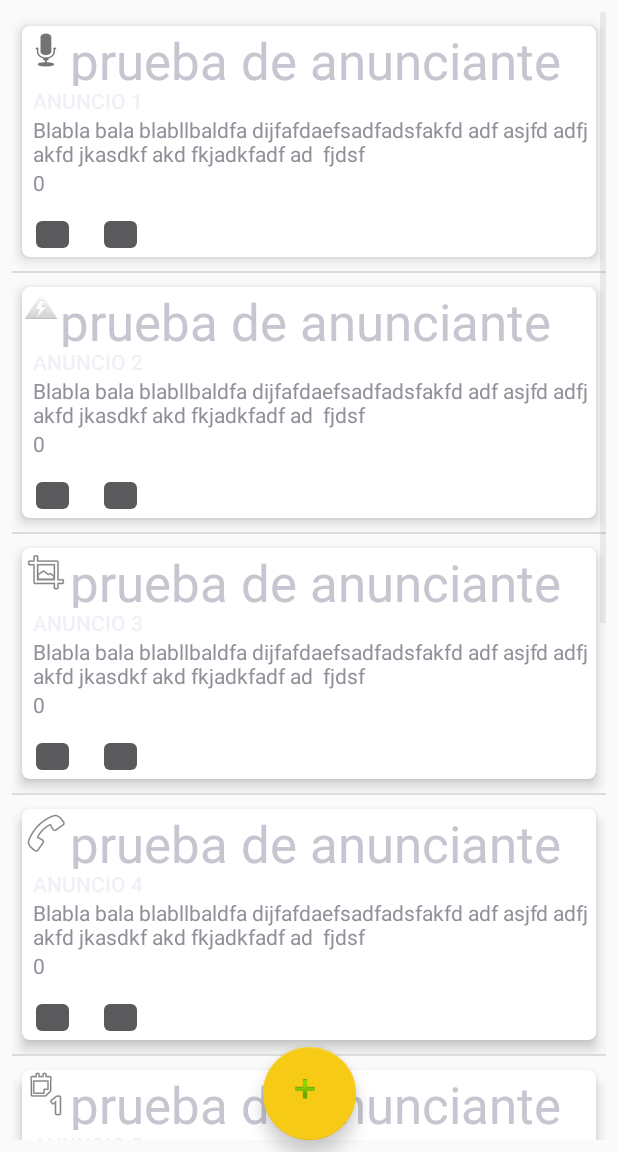
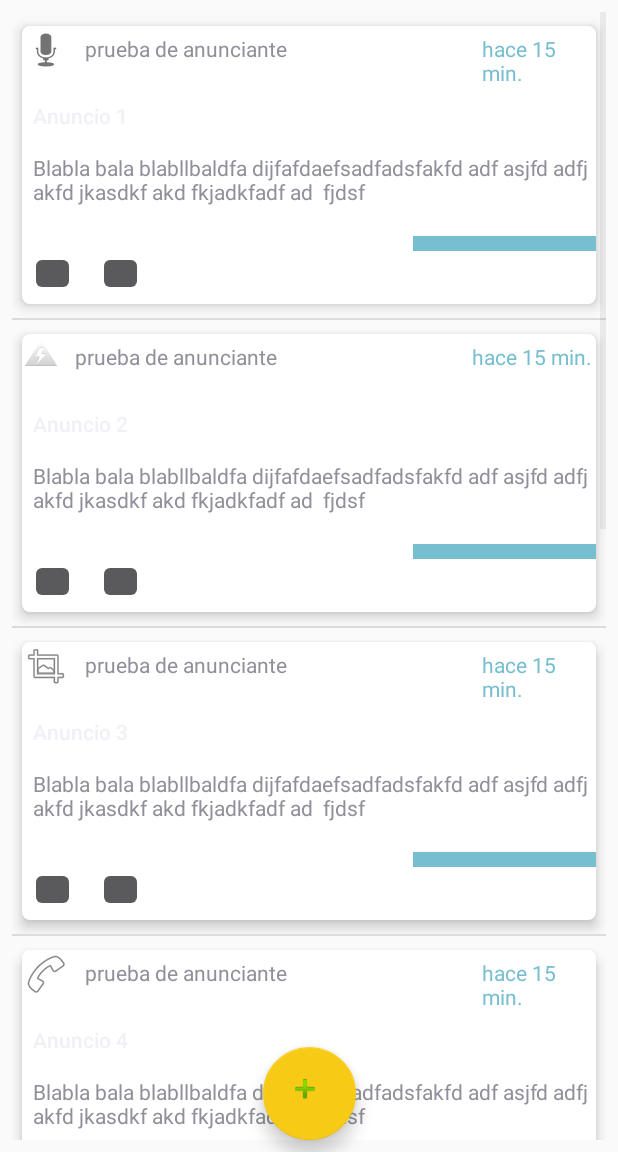
Before and after one commit to pdiez/CommunifyDam, an Android app: the MainActivity screen opened directly, with no data from a screen before it, on a phone screen of 412 x 824 dp, the part 84-1236 px from its top. Run offline under Robolectric (Android 15) with nearby library versions, the phone set to English and light mode, and no system bars; libraries missing offline, so code that uses them is left out: com.daimajia.androidanimations; 1 statement that could not run was skipped.

Commit message:
layouts 2

```diff
--- a/app/src/main/java/com/communifydam/app/communify/AdaptadorAnuncio.java
+++ b/app/src/main/java/com/communifydam/app/communify/AdaptadorAnuncio.java
@@ -26,7 +26,7 @@ public class AdaptadorAnuncio extends ArrayAdapter<Anuncio>{
     public class ViewHolder{
         ImageView image;
 
-        TextView titulo, anunciante, descripcion, numero;
+        TextView titulo, anunciante, descripcion, fecha;
     }
 
 
@@ -42,7 +42,7 @@ public class AdaptadorAnuncio extends ArrayAdapter<Anuncio>{
             holder.titulo = (TextView)convertView.findViewById(R.id.txtTitulo);
             holder.anunciante = (TextView)convertView.findViewById(R.id.txtAnunciante);
             holder.descripcion = (TextView)convertView.findViewById(R.id.txtDescripcion);
-            holder.numero = (TextView)convertView.findViewById(R.id.txtNumero);
+            holder.fecha = (TextView)convertView.findViewById(R.id.txtTiempo);
             convertView.setTag(holder);
         } else
             holder = (ViewHolder)convertView.getTag();
@@ -51,7 +51,7 @@ public class AdaptadorAnuncio extends ArrayAdapter<Anuncio>{
         holder.titulo.setText(rowItem.getTitle());
         holder.descripcion.setText(rowItem.getDesc());
         holder.anunciante.setText(rowItem.getAnunciante());
-        holder.numero.setText(rowItem.getNumero());
+        holder.fecha.setText(rowItem.getFecha());
 
         return convertView;
     }
--- a/app/src/main/java/com/communifydam/app/communify/Anuncio.java
+++ b/app/src/main/java/com/communifydam/app/communify/Anuncio.java
@@ -11,6 +11,7 @@ public class Anuncio {
     private String description;
     private String numero;
     private String anunciante;
+    private String fecha;
 
     public Anuncio(int imageId, String title, String desc) {
         this.imageId = imageId;
@@ -18,6 +19,7 @@ public class Anuncio {
         this.description = desc;
         this.numero = "0";
         this.anunciante ="prueba de anunciante";
+        this.fecha = "hace 15 min.";
     }
     public int getImageId() {
         return imageId;
@@ -39,6 +41,7 @@ public class Anuncio {
     }
     public String getNumero() {return numero; }
     public String getAnunciante() { return anunciante; }
+    public String getFecha() { return fecha; }
     @Override
     public String toString() {
         return title + "\n" + description;
--- a/app/src/main/res/layout/mini_anuncio.xml
+++ b/app/src/main/res/layout/mini_anuncio.xml
@@ -29,14 +29,27 @@
                     android:id="@+id/image"
                     android:layout_width="wrap_content"
                     android:layout_height="wrap_content"
+                    android:scaleType="fitXY"
                     app:srcCompat="@drawable/common_google_signin_btn_icon_dark" />
 
                 <TextView
                     android:id="@+id/txtAnunciante"
                     android:layout_width="wrap_content"
                     android:layout_height="wrap_content"
-                    android:text="Name, Address"
-                    android:textAppearance="@style/TextAppearance.AppCompat.Display1" />
+                    android:layout_marginLeft="10dp"
+                    android:layout_marginTop="5dp"
+                    android:text="Name, Address" />
+
+                <TextView
+                    android:id="@+id/txtTiempo"
+                    android:layout_width="wrap_content"
+                    android:layout_height="wrap_content"
+                    android:layout_marginLeft="130dp"
+                    android:layout_marginTop="5dp"
+                    android:layout_weight="1"
+                    android:text="Time"
+                    android:textColor="@color/colorAccent" />
+
             </LinearLayout>
 
             <TextView
@@ -44,32 +57,29 @@
                 android:layout_width="match_parent"
                 android:layout_height="wrap_content"
                 android:layout_marginLeft="7dp"
+                android:layout_marginTop="10dp"
                 android:text="Title"
-                android:textAppearance="@style/TextAppearance.AppCompat.Button" />
+                android:textAppearance="@style/TextAppearance.AppCompat.Body2" />
 
             <TextView
                 android:id="@+id/txtDescripcion"
                 android:layout_width="match_parent"
                 android:layout_height="wrap_content"
                 android:layout_marginLeft="7dp"
+                android:layout_marginTop="15dp"
                 android:text="Description" />
-
-            <TextView
-                android:id="@+id/txtNumero"
-                android:layout_width="match_parent"
-                android:layout_height="wrap_content"
-                android:layout_marginLeft="7dp"
-                android:text="Numero" />
 
             <LinearLayout
                 android:layout_width="match_parent"
                 android:layout_height="match_parent"
+                android:layout_marginTop="20dp"
                 android:orientation="horizontal">
 
                 <ImageButton
                     android:id="@+id/imageButton"
                     android:layout_width="30dp"
                     android:layout_height="30dp"
+                    android:layout_marginBottom="5dp"
                     android:layout_marginLeft="5dp"
                     android:layout_marginTop="10dp"
                     app:srcCompat="@android:drawable/ic_dialog_info" />
@@ -78,12 +88,22 @@
                     android:id="@+id/imageButton2"
                     android:layout_width="30dp"
                     android:layout_height="30dp"
+                    android:layout_marginBottom="5dp"
                     android:layout_marginLeft="15dp"
                     android:layout_marginTop="10dp"
                     app:srcCompat="@android:drawable/ic_dialog_email" />
 
+                <ImageView
+                    android:id="@+id/imageView4"
+                    android:layout_width="5dp"
+                    android:layout_height="10dp"
+                    android:layout_marginLeft="180dp"
+                    android:layout_weight="1"
+                    android:background="@color/colorAccent" />
             </LinearLayout>
         </LinearLayout>
     </android.support.v7.widget.CardView>
 
+
+
 </LinearLayout>
```
